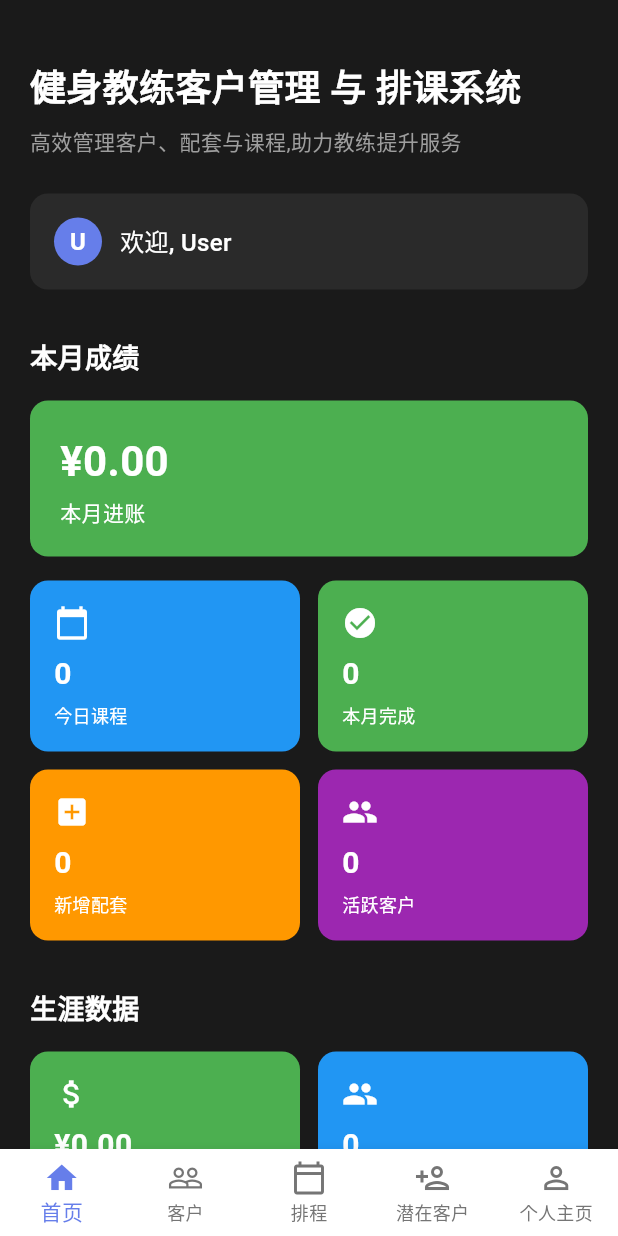
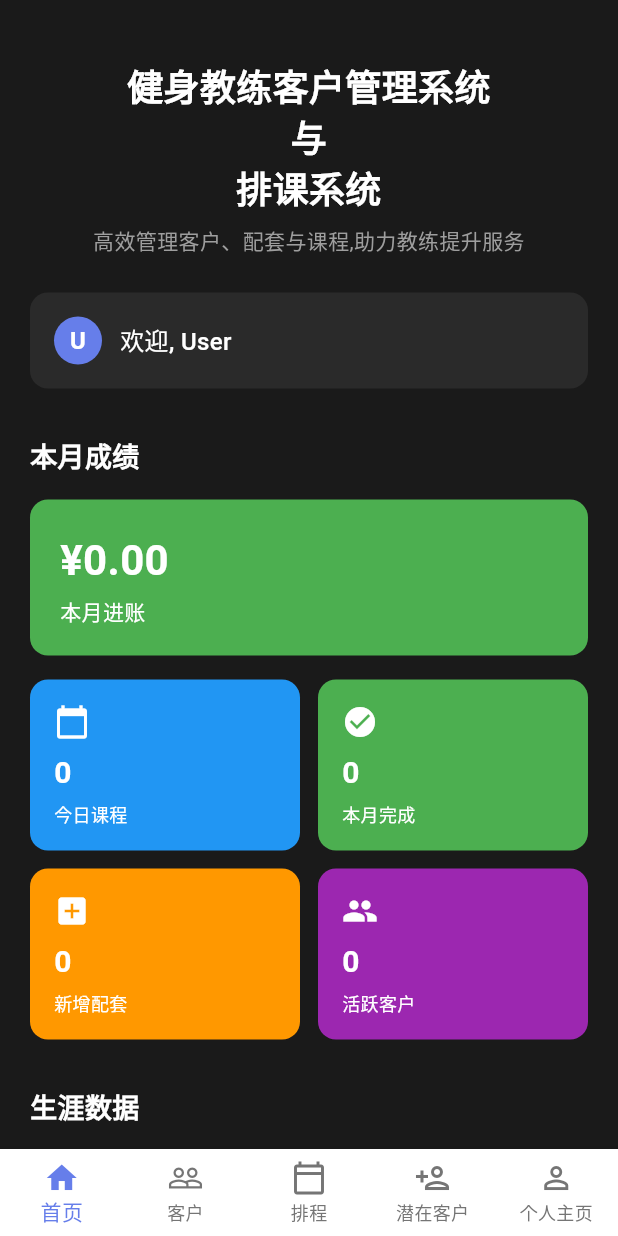
Before and after one commit to OMGthatsRoxy/olabtrainerlogbook, a Flutter app: the screen it shows once a user with an empty profile is signed in, on a phone screen of 412 x 824 dp. Run offline on Flutter 3.47's test engine with Material 3 defaults, Android fonts, the phone set to English and light mode, and no system bars; our stand-ins replace cloud_firestore, firebase_auth, firebase_core; accounts and stored records are empty; Roboto replaces fonts that are missing (PingFang SC).

Commit message:
修改首页标题为三行显示并居中

```diff
--- a/lib/screens/home_screen.dart
+++ b/lib/screens/home_screen.dart
@@ -184,8 +184,11 @@ class _HomeScreenState extends State<HomeScreen> {
             children: [
               const SizedBox(height: 20), // 增加顶部间距
               // 标题
+              Center(
+                child: Column(
+                  children: [
                     const Text(
-                '健身教练客户管理 与 排课系统',
+                      '健身教练客户管理系统\n与\n排课系统',
                       style: TextStyle(
                         color: Colors.white,
                         fontSize: 24,
@@ -198,6 +201,9 @@ class _HomeScreenState extends State<HomeScreen> {
                       '高效管理客户、配套与课程,助力教练提升服务',
                       style: TextStyle(color: Colors.grey, fontSize: 14),
                       textAlign: TextAlign.center,
+                    ),
+                  ],
+                ),
               ),
               const SizedBox(height: 24),
 
```
Lines whose indentation alone changed are shown as unchanged.
